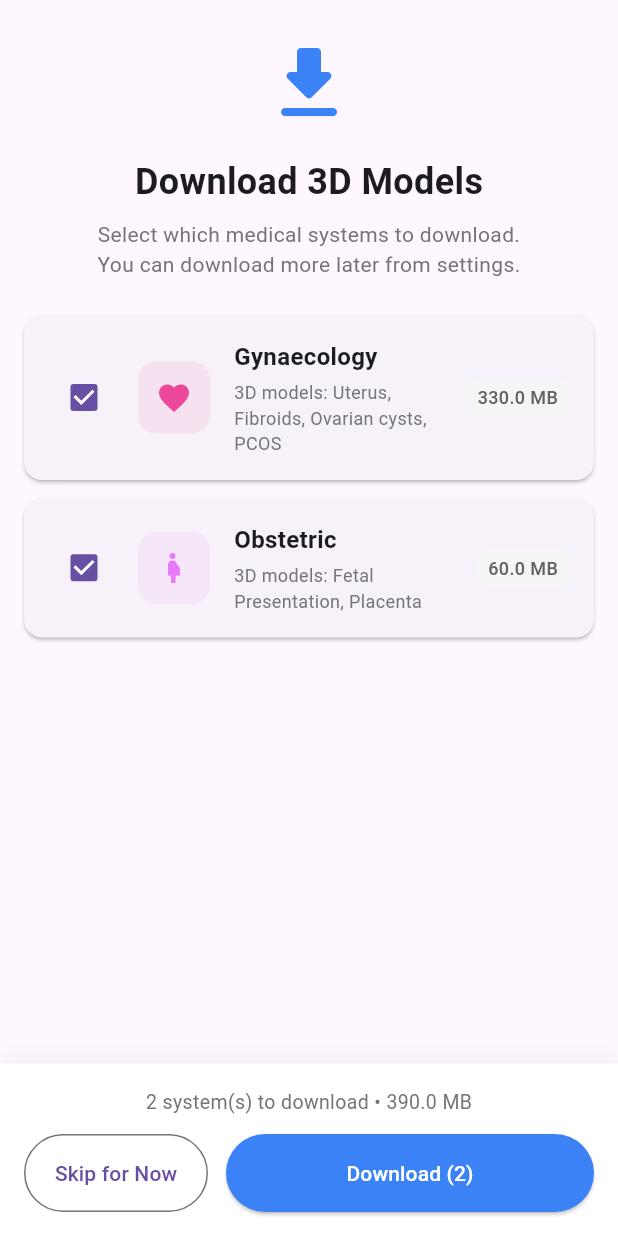
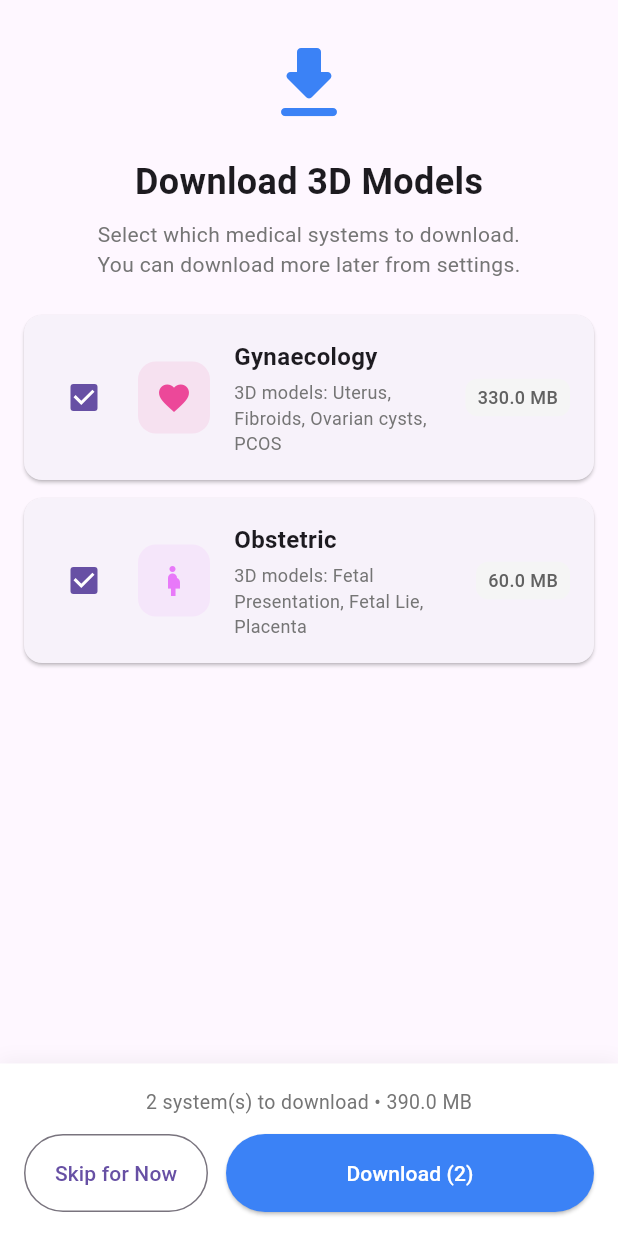
Before and after one commit to bharathreddyh/integrated_health_app, a Flutter app: the screen it shows after launch, on a phone screen of 412 x 824 dp. Run offline on Flutter 3.47's test engine with Material 3 defaults, Android fonts, the phone set to English and light mode, and no system bars; our stand-ins replace cloud_firestore, firebase_core, pdf, permission_handler, printing, share_plus and 4 more; missing offline and left inert: model_viewer_plus; accounts and stored records are empty.

Commit message:
Separate fetal models into Presentation and Lie subcategories
Breech and cephalic are presentations; transverse and oblique are lies.
Split into distinct subcategories with appropriate tags (presentation
vs lie, malpresentation vs malposition).

https://claude.ai/code/session_01GGM6r35dgyPz9ZwULJVnF4

```diff
--- a/lib/config/model_3d_config.dart
+++ b/lib/config/model_3d_config.dart
@@ -553,21 +553,23 @@ class Model3DConfig {
           tags: ['pathology', 'fetus', 'presentation', 'malpresentation'],
           subcategory: 'Fetal Presentation',
         ),
+
+        // Fetal Lie
         Model3DItem(
           id: 'fetal_transverse',
           name: 'Transverse Lie',
-          description: 'Fetus lying horizontally across the uterus — shoulder presentation',
+          description: 'Fetus lying horizontally across the uterus — shoulder presenting',
           modelFileName: 'fetus_present_Transverse',
-          tags: ['pathology', 'fetus', 'presentation', 'malpresentation'],
-          subcategory: 'Fetal Presentation',
+          tags: ['pathology', 'fetus', 'lie', 'malposition'],
+          subcategory: 'Fetal Lie',
         ),
         Model3DItem(
           id: 'fetal_oblique',
           name: 'Oblique Lie',
           description: 'Fetus lying at an angle between longitudinal and transverse axes',
           modelFileName: 'fetus_present_oblique',
-          tags: ['pathology', 'fetus', 'presentation', 'malpresentation'],
-          subcategory: 'Fetal Presentation',
+          tags: ['pathology', 'fetus', 'lie', 'malposition'],
+          subcategory: 'Fetal Lie',
         ),
       ],
     ),
--- a/lib/screens/models_3d/model_category_screen.dart
+++ b/lib/screens/models_3d/model_category_screen.dart
@@ -436,7 +436,7 @@ class _ModelCategoryScreenState extends State<ModelCategoryScreen> {
     final Map<String?, List<Model3DItem>> groupedModels = {};
 
     // Define the order of subcategories
-    const subcategoryOrder = ['Fibroids', 'Mullerian Anomaly', 'Ovary', 'Endometrium', 'Placenta Previa', 'Placental Abruption', 'Fetal Presentation'];
+    const subcategoryOrder = ['Fibroids', 'Mullerian Anomaly', 'Ovary', 'Endometrium', 'Placenta Previa', 'Placental Abruption', 'Fetal Presentation', 'Fetal Lie'];
 
     for (final model in _filteredModels) {
       final key = model.subcategory;
--- a/lib/services/model_3d_service.dart
+++ b/lib/services/model_3d_service.dart
@@ -261,7 +261,7 @@ class Model3DService {
     SystemAssetGroup(
       systemId: 'obstetric',
       name: 'Obstetric',
-      description: '3D models: Fetal Presentation, Placenta',
+      description: '3D models: Fetal Presentation, Fetal Lie, Placenta',
       colorValue: 0xFFE879F9,
       icon: Icons.pregnant_woman,
       assets: [
```
